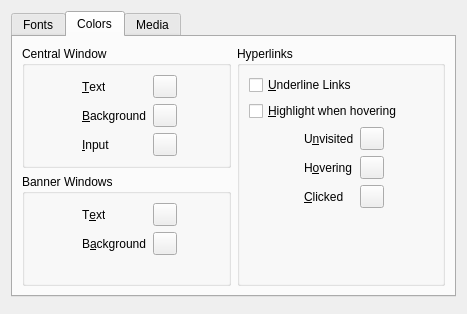
First picture: the form in src/qtadsconfdialog.ui, repository realnc/qtads, before the edit.
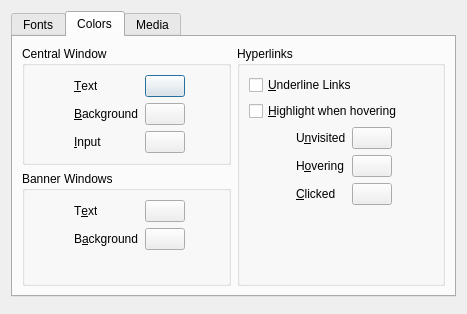
Second picture: the form after the edit. The open tabs and pages were chosen to show the change. Custom widgets are drawn as their Qt base class.

Commit message:
Use a custom color selection button instead of QToolButton
The new custom widget (KColorButton) is based on KDE's one of the same name.
We modify it a bit so it works with plain Qt without needing kdelibs.

The edit to the form file:
```diff
--- a/src/qtadsconfdialog.ui
+++ b/src/qtadsconfdialog.ui
@@ -332,7 +332,14 @@
              </widget>
             </item>
             <item row="0" column="1">
-             <widget class="QToolButton" name="mainTextColorButton"/>
+             <widget class="KColorButton" name="mainTextColorButton">
+              <property name="sizePolicy">
+               <sizepolicy hsizetype="Fixed" vsizetype="Fixed">
+                <horstretch>0</horstretch>
+                <verstretch>0</verstretch>
+               </sizepolicy>
+              </property>
+             </widget>
             </item>
             <item row="1" column="0">
              <widget class="QLabel" name="label_9">
@@ -345,7 +352,14 @@
              </widget>
             </item>
             <item row="1" column="1">
-             <widget class="QToolButton" name="mainBgColorButton"/>
+             <widget class="KColorButton" name="mainBgColorButton">
+              <property name="sizePolicy">
+               <sizepolicy hsizetype="Fixed" vsizetype="Fixed">
+                <horstretch>0</horstretch>
+                <verstretch>0</verstretch>
+               </sizepolicy>
+              </property>
+             </widget>
             </item>
             <item row="2" column="0">
              <widget class="QLabel" name="label_15">
@@ -358,7 +372,14 @@
              </widget>
             </item>
             <item row="2" column="1">
-             <widget class="QToolButton" name="inputColorButton"/>
+             <widget class="KColorButton" name="inputColorButton">
+              <property name="sizePolicy">
+               <sizepolicy hsizetype="Fixed" vsizetype="Fixed">
+                <horstretch>0</horstretch>
+                <verstretch>0</verstretch>
+               </sizepolicy>
+              </property>
+             </widget>
             </item>
            </layout>
           </widget>
@@ -383,7 +404,14 @@
              </widget>
             </item>
             <item row="0" column="1">
-             <widget class="QToolButton" name="bannerTextColorButton"/>
+             <widget class="KColorButton" name="bannerTextColorButton">
+              <property name="sizePolicy">
+               <sizepolicy hsizetype="Fixed" vsizetype="Fixed">
+                <horstretch>0</horstretch>
+                <verstretch>0</verstretch>
+               </sizepolicy>
+              </property>
+             </widget>
             </item>
             <item row="1" column="0">
              <widget class="QLabel" name="label_11">
@@ -396,7 +424,14 @@
              </widget>
             </item>
             <item row="1" column="1">
-             <widget class="QToolButton" name="bannerBgColorButton"/>
+             <widget class="KColorButton" name="bannerBgColorButton">
+              <property name="sizePolicy">
+               <sizepolicy hsizetype="Fixed" vsizetype="Fixed">
+                <horstretch>0</horstretch>
+                <verstretch>0</verstretch>
+               </sizepolicy>
+              </property>
+             </widget>
             </item>
            </layout>
           </widget>
@@ -439,7 +474,14 @@
              </widget>
             </item>
             <item row="0" column="1">
-             <widget class="QToolButton" name="linkUnvisitedColorButton"/>
+             <widget class="KColorButton" name="linkUnvisitedColorButton">
+              <property name="sizePolicy">
+               <sizepolicy hsizetype="Fixed" vsizetype="Fixed">
+                <horstretch>0</horstretch>
+                <verstretch>0</verstretch>
+               </sizepolicy>
+              </property>
+             </widget>
             </item>
             <item row="1" column="0">
              <widget class="QLabel" name="label_13">
@@ -452,7 +494,14 @@
              </widget>
             </item>
             <item row="1" column="1">
-             <widget class="QToolButton" name="linkHoveringColorButton"/>
+             <widget class="KColorButton" name="linkHoveringColorButton">
+              <property name="sizePolicy">
+               <sizepolicy hsizetype="Fixed" vsizetype="Fixed">
+                <horstretch>0</horstretch>
+                <verstretch>0</verstretch>
+               </sizepolicy>
+              </property>
+             </widget>
             </item>
             <item row="2" column="0">
              <widget class="QLabel" name="label_14">
@@ -465,7 +514,14 @@
              </widget>
             </item>
             <item row="2" column="1">
-             <widget class="QToolButton" name="linkClickedColorButton"/>
+             <widget class="KColorButton" name="linkClickedColorButton">
+              <property name="sizePolicy">
+               <sizepolicy hsizetype="Fixed" vsizetype="Fixed">
+                <horstretch>0</horstretch>
+                <verstretch>0</verstretch>
+               </sizepolicy>
+              </property>
+             </widget>
             </item>
            </layout>
           </item>
@@ -546,6 +602,13 @@
    </item>
   </layout>
  </widget>
+ <customwidgets>
+  <customwidget>
+   <class>KColorButton</class>
+   <extends>QPushButton</extends>
+   <header>kcolorbutton.h</header>
+  </customwidget>
+ </customwidgets>
  <resources/>
  <connections>
   <connection>
```
Left out of the diff: 3 changed lines with no effect on the pictures. The commit also changes 5 other files.
